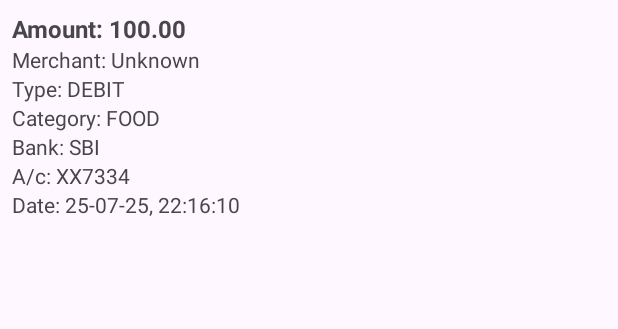
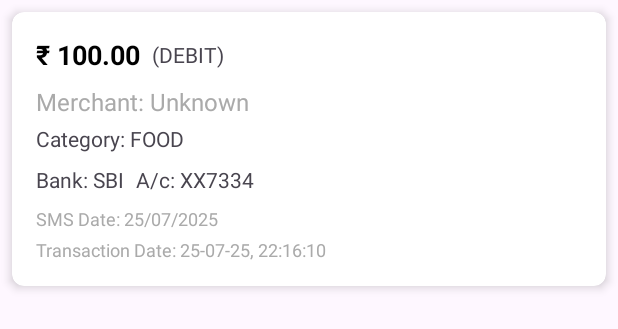
Before and after one commit to lokesh14v/transaction_tracker, an Android app: the layout item_transaction.xml on its own in the app's theme, with its tools: preview values and no code run, on a phone screen of 412 x 824 dp. Shown: the top 329 px of the screen. Run offline under Robolectric (Android 15) with nearby library versions, the phone set to English and light mode, and no system bars.

Commit message:
Refactor: Enhance transaction item UI and SMS parsing
This commit introduces several improvements to the display of transaction items and the SMS parsing logic:

- **UI Enhancements (`TransactionAdapter.kt`, `item_transaction.xml`):**
    - Transaction items are now displayed in `CardView` for a more modern look.
    - Amount is formatted with the Rupee symbol (₹) and colored based on transaction type (green for credit, red for debit).
    - Transaction type is displayed next to the amount (e.g., "(DEBIT)").
    - Layout is restructured using `ConstraintLayout` for better organization.
    - "Merchant" and "Category" labels are more prominent.
    - "Bank" and "Account Number" are displayed side-by-side.
    - Both "SMS Date" (date of the received SMS) and "Transaction Date" (if available in the SMS) are now displayed.
    - Text styling (size, color, weight) has been refined for better readability.

- **SMS Parsing Improvements (`SmsManager.kt`):**
    - The `readSms` function now also retrieves the timestamp of the SMS message.
    - The `parseSms` function now accepts the SMS timestamp as a parameter.
    - The `smsDate` field in the `Transaction` object is now populated with the actual timestamp of the SMS message, rather than `System.currentTimeMillis()`. This provides a more accurate record of when the SMS was received.
    - Logged an error if the date column is not found during SMS reading.

```diff
--- a/app/src/main/res/layout/item_transaction.xml
+++ b/app/src/main/res/layout/item_transaction.xml
@@ -1,53 +1,108 @@
 <?xml version="1.0" encoding="utf-8"?>
-<LinearLayout xmlns:android="http://schemas.android.com/apk/res/android"
+<androidx.cardview.widget.CardView xmlns:android="http://schemas.android.com/apk/res/android"
+    xmlns:app="http://schemas.android.com/apk/res-auto"
     xmlns:tools="http://schemas.android.com/tools"
     android:layout_width="match_parent"
     android:layout_height="wrap_content"
-    android:orientation="vertical"
-    android:padding="8dp">
+    android:layout_margin="8dp"
+    app:cardCornerRadius="8dp"
+    app:cardElevation="4dp">
 
+    <androidx.constraintlayout.widget.ConstraintLayout
+        android:layout_width="match_parent"
+        android:layout_height="wrap_content"
+        android:padding="16dp">
+
+        <!-- Amount and Type -->
         <TextView
             android:id="@+id/transactionAmount"
             android:layout_width="wrap_content"
             android:layout_height="wrap_content"
+            android:textColor="@android:color/black"
+            android:textSize="18sp"
             android:textStyle="bold"
-        android:textSize="16sp"
-        tools:text="Amount: 100.00" />
-
-    <TextView
-        android:id="@+id/transactionMerchant"
-        android:layout_width="wrap_content"
-        android:layout_height="wrap_content"
-        tools:text="Merchant: Unknown" />
+            app:layout_constraintStart_toStartOf="parent"
+            app:layout_constraintTop_toTopOf="parent"
+            tools:text="₹ 100.00" />
 
         <TextView
             android:id="@+id/transactionType"
             android:layout_width="wrap_content"
             android:layout_height="wrap_content"
-        tools:text="Type: DEBIT" />
+            android:layout_marginStart="8dp"
+            android:textSize="14sp"
+            app:layout_constraintBottom_toBottomOf="@+id/transactionAmount"
+            app:layout_constraintStart_toEndOf="@+id/transactionAmount"
+            app:layout_constraintTop_toTopOf="@+id/transactionAmount"
+            tools:text="(DEBIT)" />
+
+        <!-- Merchant and Category -->
+        <TextView
+            android:id="@+id/transactionMerchant"
+            android:layout_width="0dp"
+            android:layout_height="wrap_content"
+            android:layout_marginTop="8dp"
+            android:textSize="16sp"
+            android:textColor="@android:color/darker_gray"
+            app:layout_constraintEnd_toEndOf="parent"
+            app:layout_constraintStart_toStartOf="parent"
+            app:layout_constraintTop_toBottomOf="@+id/transactionAmount"
+            tools:text="Merchant: Unknown" />
 
         <TextView
             android:id="@+id/transactionCategory"
             android:layout_width="wrap_content"
             android:layout_height="wrap_content"
+            android:layout_marginTop="4dp"
+            android:textSize="14sp"
+            app:layout_constraintStart_toStartOf="parent"
+            app:layout_constraintTop_toBottomOf="@+id/transactionMerchant"
             tools:text="Category: FOOD" />
 
+        <!-- Bank and Account Number -->
         <TextView
             android:id="@+id/transactionBank"
             android:layout_width="wrap_content"
             android:layout_height="wrap_content"
+            android:layout_marginTop="8dp"
+            android:textSize="14sp"
+            app:layout_constraintStart_toStartOf="parent"
+            app:layout_constraintTop_toBottomOf="@+id/transactionCategory"
             tools:text="Bank: SBI" />
 
         <TextView
             android:id="@+id/transactionAccountNumber"
             android:layout_width="wrap_content"
             android:layout_height="wrap_content"
+            android:layout_marginStart="8dp"
+            android:textSize="14sp"
+            app:layout_constraintBottom_toBottomOf="@+id/transactionBank"
+            app:layout_constraintStart_toEndOf="@+id/transactionBank"
+            app:layout_constraintTop_toTopOf="@+id/transactionBank"
             tools:text="A/c: XX7334" />
+
+        <!-- SMS Date and Transaction Date/Time -->
+        <TextView
+            android:id="@+id/smsDate"
+            android:layout_width="wrap_content"
+            android:layout_height="wrap_content"
+            android:layout_marginTop="8dp"
+            android:textSize="12sp"
+            android:textColor="@android:color/darker_gray"
+            app:layout_constraintStart_toStartOf="parent"
+            app:layout_constraintTop_toBottomOf="@+id/transactionBank"
+            tools:text="SMS Date: 25/07/2025" />
 
         <TextView
             android:id="@+id/transactionDateTime"
             android:layout_width="wrap_content"
             android:layout_height="wrap_content"
-        tools:text="Date: 25-07-25, 22:16:10" />
+            android:layout_marginTop="4dp"
+            android:textSize="12sp"
+            android:textColor="@android:color/darker_gray"
+            app:layout_constraintStart_toStartOf="parent"
+            app:layout_constraintTop_toBottomOf="@+id/smsDate"
+            tools:text="Transaction Date: 25-07-25, 22:16:10" />
 
-</LinearLayout>
+    </androidx.constraintlayout.widget.ConstraintLayout>
+</androidx.cardview.widget.CardView>
```
Also changed, not shown: app/src/main/java/com/example/myapplication/SmsManager.kt (+11 -9 lines), app/src/main/java/com/example/myapplication/TransactionAdapter.kt (+19 -3 lines). Lines whose indentation alone changed are shown as unchanged.
